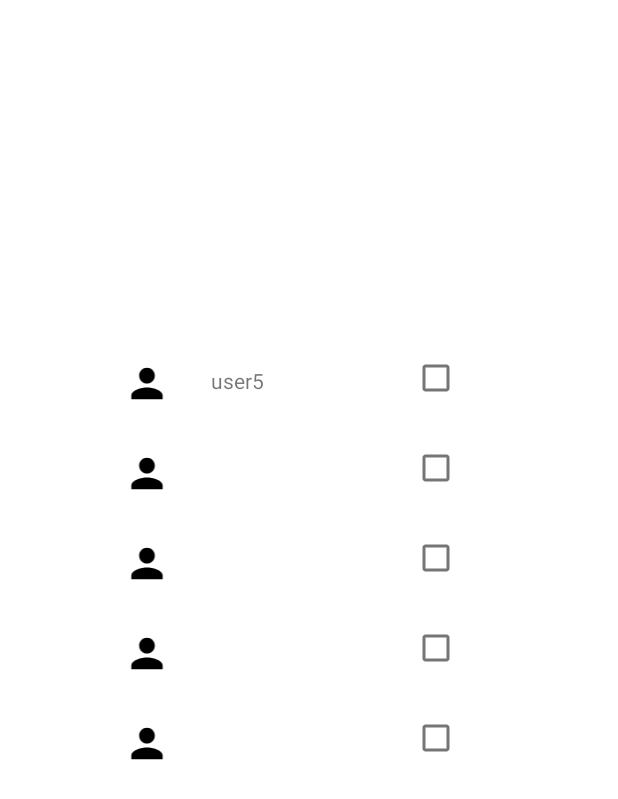
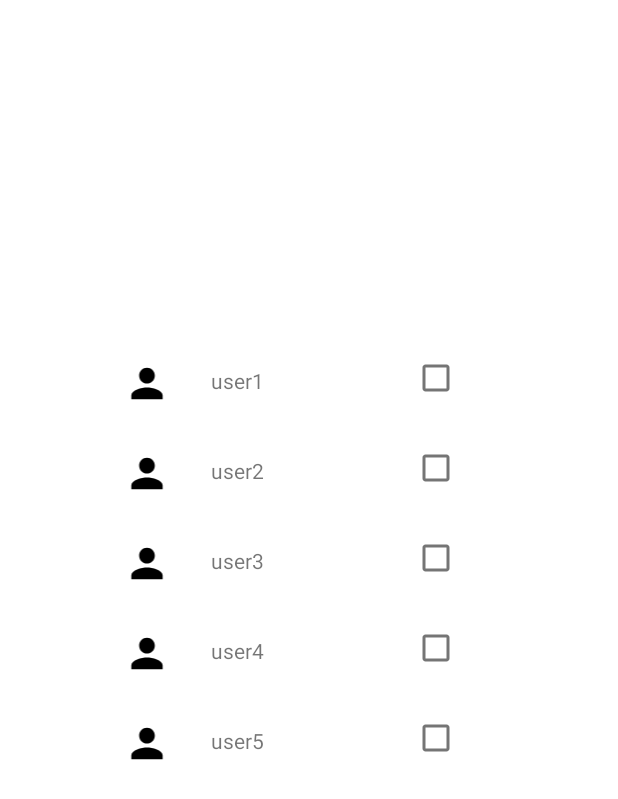
Before and after one commit to UniExtremadura/proyecto-gps-asee-2022-23-gd01, an Android app: the fragment SharedFragment shown on its own in the app's theme, on a phone screen of 412 x 824 dp. Shown: the top 799 px of the screen. Run offline under Robolectric (Android 15) with nearby library versions, the phone set to English and light mode, and no system bars; our stand-ins replace Room's generated code; pictures from the network do not load; Roboto replaces fonts that are not available here; 1 statement that could not run was skipped.

Commit message:
PGD01-102 IT4 - I - UC05 - Implement Components #done #time 1d 4h En el fragmento de compartir mostrar todos los usuarios guardado en la base de datos. Establecer la lógica por la cuál si se pulsa el checkbox de un usuario se comparte o deja de compartir el proyecto.

```diff
--- a/app/src/main/java/es/unex/infinitetime/datosEjemplo/ExampleData.java
+++ b/app/src/main/java/es/unex/infinitetime/datosEjemplo/ExampleData.java
@@ -31,25 +31,25 @@ public class ExampleData {
         user1.setPassword("password1");
         user1.setEmail("email1@email.com");
         User user2 = new User();
-        user1.setId(2);
-        user1.setUsername("user2");
-        user1.setPassword("password2");
-        user1.setEmail("email2@email.com");
+        user2.setId(2);
+        user2.setUsername("user2");
+        user2.setPassword("password2");
+        user2.setEmail("email2@email.com");
         User user3 = new User();
-        user1.setId(3);
-        user1.setUsername("user3");
-        user1.setPassword("password3");
-        user1.setEmail("email3@email.com");
+        user3.setId(3);
+        user3.setUsername("user3");
+        user3.setPassword("password3");
+        user3.setEmail("email3@email.com");
         User user4 = new User();
-        user1.setId(4);
-        user1.setUsername("user4");
-        user1.setPassword("password4");
-        user1.setEmail("email4@email.com");
+        user4.setId(4);
+        user4.setUsername("user4");
+        user4.setPassword("password4");
+        user4.setEmail("email4@email.com");
         User user5 = new User();
-        user1.setId(5);
-        user1.setUsername("user5");
-        user1.setPassword("password5");
-        user1.setEmail("email5@email.com");
+        user5.setId(5);
+        user5.setUsername("user5");
+        user5.setPassword("password5");
+        user5.setEmail("email5@email.com");
 
         users.add(user1);
         users.add(user2);
--- a/app/src/main/java/es/unex/infinitetime/persistence/ProjectDAO.java
+++ b/app/src/main/java/es/unex/infinitetime/persistence/ProjectDAO.java
@@ -26,6 +26,9 @@ public interface ProjectDAO {
     @Query("DELETE FROM shared_project WHERE project_id = :projectId AND user_id = :userId")
     void stopSharingProject(long projectId, long userId);
 
+    @Query("SELECT * FROM shared_project WHERE project_id = :projectId and user_id = :userId")
+    SharedProject getSharedProject(long projectId, long userId);
+
     @Insert
     void insert(Project project);
 
--- a/app/src/main/java/es/unex/infinitetime/persistence/UserDAO.java
+++ b/app/src/main/java/es/unex/infinitetime/persistence/UserDAO.java
@@ -13,6 +13,12 @@ public interface UserDAO {
 
     @Query("SELECT * FROM user WHERE username = :username")
     User getUser(String username);
+
+    @Query("SELECT * FROM user WHERE id = :userId")
+    User getUser(long userId);
+
+    @Query("SELECT * FROM user")
+    List<User> getAllUsers();
 
     @Query("SELECT * FROM project WHERE user_id = :userId")
     List<Project> getProjectsCreated(long userId);
--- a/app/src/main/java/es/unex/infinitetime/ui/shared/SharedAdapter.java
+++ b/app/src/main/java/es/unex/infinitetime/ui/shared/SharedAdapter.java
@@ -12,8 +12,12 @@ import androidx.recyclerview.widget.RecyclerView;
 import java.util.ArrayList;
 import java.util.List;
 
+import es.unex.infinitetime.AppExecutors;
 import es.unex.infinitetime.databinding.FragmentItemSharedBinding;
 import es.unex.infinitetime.databinding.FragmentItemTaskBinding;
+import es.unex.infinitetime.persistence.InfiniteDatabase;
+import es.unex.infinitetime.persistence.Project;
+import es.unex.infinitetime.persistence.SharedProject;
 import es.unex.infinitetime.persistence.User;
 
 public class SharedAdapter extends RecyclerView.Adapter<SharedAdapter.ViewHolder> {
@@ -40,7 +44,7 @@ public class SharedAdapter extends RecyclerView.Adapter<SharedAdapter.ViewHolder
     public ViewHolder onCreateViewHolder(ViewGroup parent, int viewType) {
 
         binding = FragmentItemSharedBinding.inflate(LayoutInflater.from(parent.getContext()), parent, false);
-        return new ViewHolder(mContext,binding.getRoot(), projectId);
+        return new ViewHolder(mContext, binding.getRoot(), projectId);
     }
 
     @Override
@@ -61,14 +65,14 @@ public class SharedAdapter extends RecyclerView.Adapter<SharedAdapter.ViewHolder
 
     }
 
-    public void clear(){
+    public void clear() {
 
         mItems.clear();
         notifyDataSetChanged();
 
     }
 
-    public void load(List<User> items){
+    public void load(List<User> items) {
 
         mItems.clear();
         mItems = items;
@@ -76,7 +80,9 @@ public class SharedAdapter extends RecyclerView.Adapter<SharedAdapter.ViewHolder
 
     }
 
-    public Object getItem(int pos) { return mItems.get(pos); }
+    public Object getItem(int pos) {
+        return mItems.get(pos);
+    }
 
     static class ViewHolder extends RecyclerView.ViewHolder {
 
@@ -98,27 +104,43 @@ public class SharedAdapter extends RecyclerView.Adapter<SharedAdapter.ViewHolder
         public void bind(final User item) {
 
             binding.textUsernameShared.setText(item.getUsername());
+            binding.sharedCheckBox.setChecked(false);
 
-            boolean isShared = false;
-            // Comprobar si el proyecto está compartido con el usuario
-            // usando el id del proyecto y el id del usuario
-            // Si está compartido, mostrar el checkbox marcado
-            // Si no está compartido, mostrar el checkbox desmarcado
-
-            binding.sharedCheckBox.setChecked(isShared);
+            AppExecutors.getInstance().diskIO().execute(() -> {
+                SharedProject sharedProject = InfiniteDatabase.getDatabase(mContext).projectDAO().getSharedProject(projectId, item.getId());
+                AppExecutors.getInstance().mainThread().execute(() -> {
+                    if (sharedProject != null) {
+                        binding.sharedCheckBox.setChecked(true);
+                    }
+                });
+            });
 
             binding.sharedCheckBox.setOnCheckedChangeListener((v, isChecked) -> {
                 if (isChecked) {
-                    // Compartir el proyecto con el usuario
-                    // Insertar en la tabla de proyectos compartidos
-                } else {
-                    // Quitar la compartición del proyecto con el usuario
-                    // Eliminar de la tabla de proyectos compartidos
+                    AppExecutors.getInstance().diskIO().execute(() -> {
+                        Project project = new Project();
+                        project.setId(projectId);
+                        project.setDescription("Prueba");
+                        project.setName("Prueba");
+                        project.setUserId(item.getId());
+                        if(InfiniteDatabase.getDatabase(mContext).projectDAO().getProject(projectId) == null) {
+                            InfiniteDatabase.getDatabase(mContext).projectDAO().insert(project);
+                        }
+                        // Borrar las líneas anteriores al hacer la integración
+                        if(InfiniteDatabase.getDatabase(mContext).projectDAO().getSharedProject(projectId, item.getId()) == null) {
+                            InfiniteDatabase.getDatabase(mContext).projectDAO().shareProject(projectId, item.getId());
+                        }
+                    });
+                }
+                else {
+                    AppExecutors.getInstance().diskIO().execute(() -> {
+                        InfiniteDatabase.getDatabase(mContext).projectDAO().stopSharingProject(projectId, item.getId());
+                    });
                 }
             });
 
 
         }
+
     }
-
 }
--- a/app/src/main/java/es/unex/infinitetime/ui/shared/SharedFragment.java
+++ b/app/src/main/java/es/unex/infinitetime/ui/shared/SharedFragment.java
@@ -14,10 +14,12 @@ import androidx.recyclerview.widget.RecyclerView;
 
 import java.util.List;
 
+import es.unex.infinitetime.AppExecutors;
 import es.unex.infinitetime.R;
 import es.unex.infinitetime.databinding.FragmentFavoriteBinding;
 import es.unex.infinitetime.databinding.FragmentSharedBinding;
 import es.unex.infinitetime.datosEjemplo.ExampleData;
+import es.unex.infinitetime.persistence.InfiniteDatabase;
 import es.unex.infinitetime.persistence.User;
 
 
@@ -71,19 +73,25 @@ public class SharedFragment extends Fragment {
     @Override
     public void onResume() {
         super.onResume();
-        if (mAdapter.getItemCount() == 0)
-            loadItems();
+        loadItems();
     }
 
 
-    // Load stored ToDoItems
     private void loadItems() {
-        ExampleData ed = new ExampleData();
-        List<User> mItems = ed.getUsersList();
 
-        mAdapter.load(mItems);
+        AppExecutors.getInstance().diskIO().execute(() -> {
+            List<User> insertUsers = new ExampleData().getUsersList();
+            insertUsers.forEach(user -> {
+                if(InfiniteDatabase.getDatabase(getActivity().getApplicationContext()).userDAO().getUser(user.getId()) == null) {
+                    InfiniteDatabase.getDatabase(getActivity().getApplicationContext()).userDAO().insert(user);
+                }
+            });
+            // Borrar las líneas anteiores al hacer la integración
+            List<User> users = InfiniteDatabase.getDatabase(getActivity().getApplicationContext()).userDAO().getAllUsers();
+            AppExecutors.getInstance().mainThread().execute(() -> {
+                mAdapter.load(users);
+            });
+        });
     }
 
-
-
 }
```
